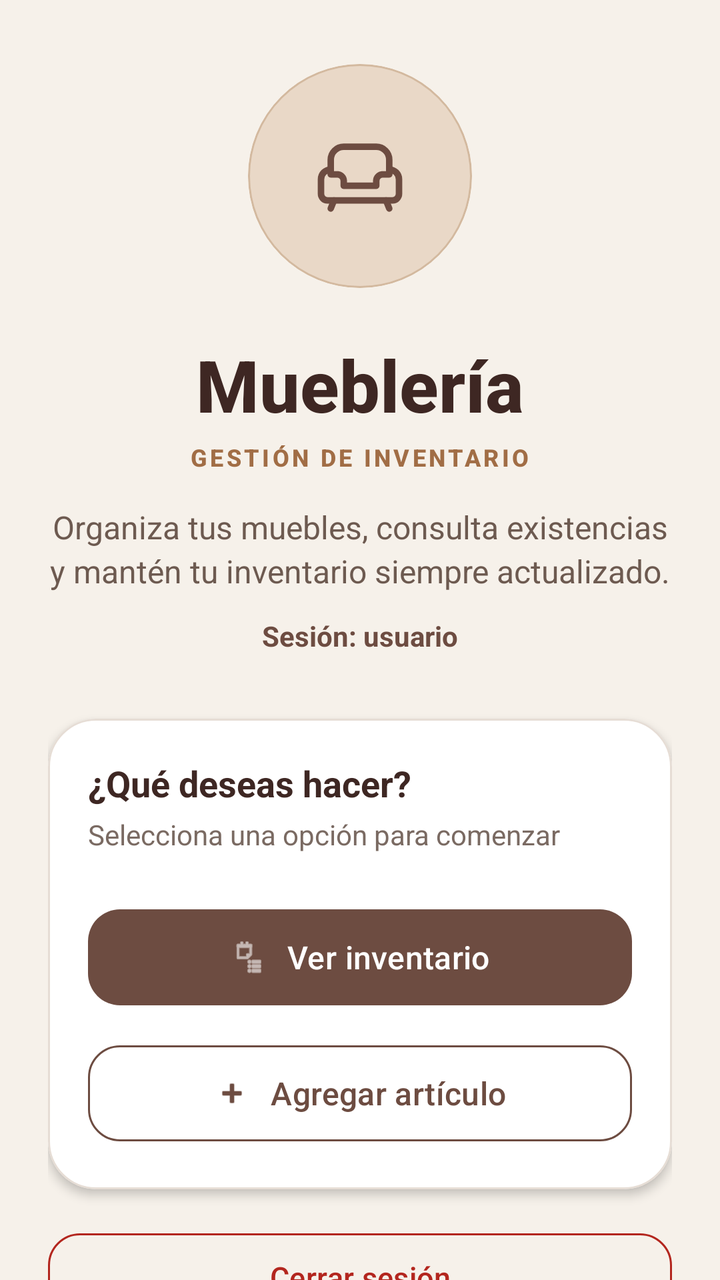
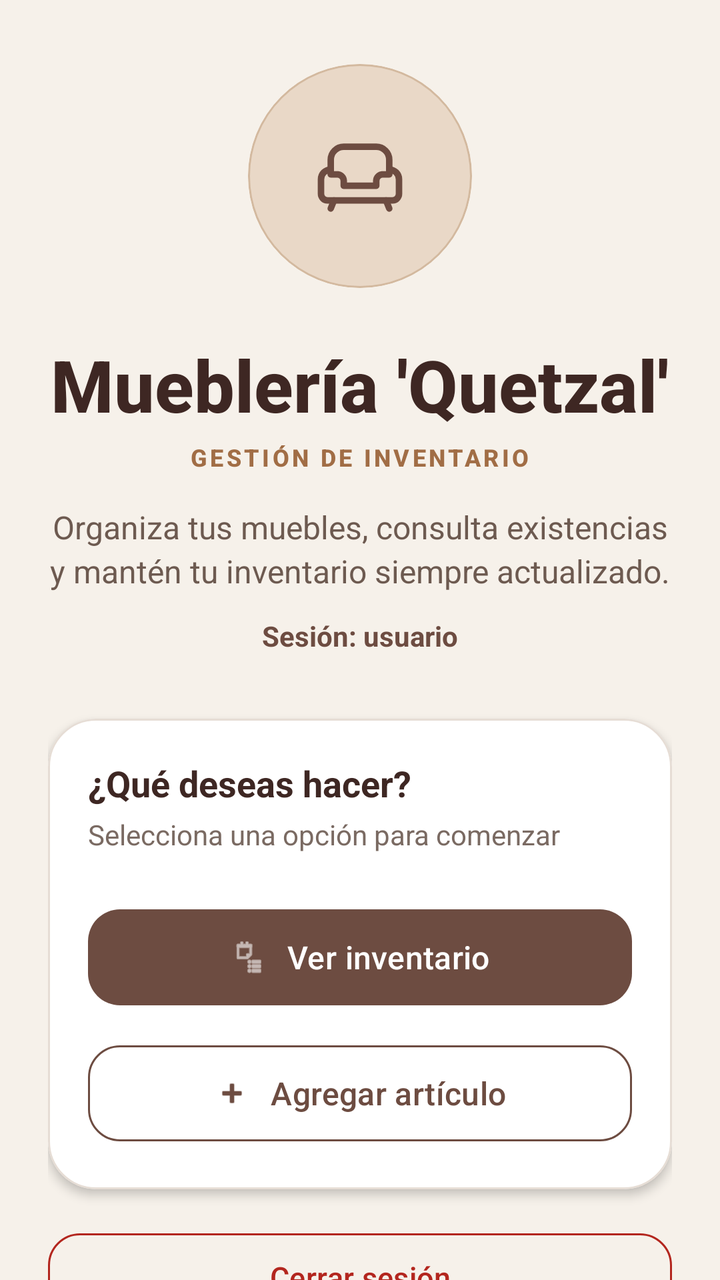

Before-and-after screenshots of an Android layout around one commit, followed by the original layout XML and the change that was made.
<!-- AndroidManifest.xml: application theme Theme.MuebleriaApp -->
<!-- res/layout/activity_inicio.xml -->
<?xml version="1.0" encoding="utf-8"?>
<androidx.constraintlayout.widget.ConstraintLayout
    xmlns:android="http://schemas.android.com/apk/res/android"
    xmlns:app="http://schemas.android.com/apk/res-auto"
    android:id="@+id/main"
    android:layout_width="match_parent"
    android:layout_height="match_parent"
    android:background="#F6F1EA">

    <androidx.core.widget.NestedScrollView
        android:layout_width="0dp"
        android:layout_height="0dp"
        android:clipToPadding="false"
        android:fillViewport="true"
        app:layout_constraintBottom_toBottomOf="parent"
        app:layout_constraintEnd_toEndOf="parent"
        app:layout_constraintStart_toStartOf="parent"
        app:layout_constraintTop_toTopOf="parent">

        <LinearLayout
            android:layout_width="match_parent"
            android:layout_height="match_parent"
            android:gravity="center"
            android:orientation="vertical"
            android:paddingStart="24dp"
            android:paddingTop="32dp"
            android:paddingEnd="24dp"
            android:paddingBottom="32dp">

            <com.google.android.material.card.MaterialCardView
                android:layout_width="112dp"
                android:layout_height="112dp"
                app:cardBackgroundColor="#E9D8C7"
                app:cardCornerRadius="56dp"
                app:cardElevation="0dp"
                app:strokeColor="#D3B99F"
                app:strokeWidth="1dp">

                <ImageView
                    android:layout_width="match_parent"
                    android:layout_height="match_parent"
                    android:contentDescription="Icono de la mueblería"
                    android:padding="30dp"
                    android:src="@drawable/ic_sofa" />

            </com.google.android.material.card.MaterialCardView>

            <TextView
                android:id="@+id/txtTitulo"
                android:layout_width="wrap_content"
                android:layout_height="wrap_content"
                android:layout_marginTop="24dp"
                android:fontFamily="sans-serif-medium"
                android:gravity="center"
                android:text="Mueblería"
                android:textColor="#3E2723"
                android:textSize="36sp"
                android:textStyle="bold" />

            <TextView
                android:layout_width="wrap_content"
                android:layout_height="wrap_content"
                android:layout_marginTop="4dp"
                android:fontFamily="sans-serif-medium"
                android:letterSpacing="0.12"
                android:text="GESTIÓN DE INVENTARIO"
                android:textColor="#A16D45"
                android:textSize="12sp"
                android:textStyle="bold" />

            <TextView
                android:id="@+id/txtDescripcionInicio"
                android:layout_width="match_parent"
                android:layout_height="wrap_content"
                android:layout_marginTop="16dp"
                android:gravity="center"
                android:lineSpacingExtra="3dp"
                android:text="Organiza tus muebles, consulta existencias y mantén tu inventario siempre actualizado."
                android:textColor="#6D5A50"
                android:textSize="16sp" />

            <TextView
                android:id="@+id/txtUsuarioSesion"
                android:layout_width="wrap_content"
                android:layout_height="wrap_content"
                android:layout_marginTop="12dp"
                android:text="Sesión: usuario"
                android:textColor="#6D4C41"
                android:textSize="14sp"
                android:textStyle="bold" />

            <com.google.android.material.card.MaterialCardView
                android:layout_width="match_parent"
                android:layout_height="wrap_content"
                android:layout_marginTop="32dp"
                app:cardBackgroundColor="#FFFFFF"
                app:cardCornerRadius="24dp"
                app:cardElevation="3dp"
                app:strokeColor="#E6DDD5"
                app:strokeWidth="1dp">

                <LinearLayout
                    android:layout_width="match_parent"
                    android:layout_height="wrap_content"
                    android:orientation="vertical"
                    android:padding="20dp">

                    <TextView
                        android:layout_width="wrap_content"
                        android:layout_height="wrap_content"
                        android:text="¿Qué deseas hacer?"
                        android:textColor="#3E2723"
                        android:textSize="18sp"
                        android:textStyle="bold" />

                    <TextView
                        android:layout_width="wrap_content"
                        android:layout_height="wrap_content"
                        android:layout_marginTop="4dp"
                        android:text="Selecciona una opción para comenzar"
                        android:textColor="#7A6A62"
                        android:textSize="14sp" />

                    <com.google.android.material.button.MaterialButton
                        android:id="@+id/btnVerInventario"
                        android:layout_width="match_parent"
                        android:layout_height="wrap_content"
                        android:layout_marginTop="24dp"
                        android:minHeight="56dp"
                        android:text="Ver inventario"
                        android:textAllCaps="false"
                        android:textSize="16sp"
                        app:backgroundTint="#6D4C41"
                        app:cornerRadius="16dp"
                        app:icon="@android:drawable/ic_menu_agenda"
                        app:iconGravity="textStart"
                        app:iconPadding="10dp"
                        app:iconTint="#FFFFFF" />

                    <com.google.android.material.button.MaterialButton
                        android:id="@+id/btnAgregarDesdeInicio"
                        style="@style/Widget.Material3.Button.OutlinedButton"
                        android:layout_width="match_parent"
                        android:layout_height="wrap_content"
                        android:layout_marginTop="12dp"
                        android:minHeight="56dp"
                        android:text="Agregar artículo"
                        android:textAllCaps="false"
                        android:textColor="#6D4C41"
                        android:textSize="16sp"
                        app:cornerRadius="16dp"
                        app:icon="@android:drawable/ic_input_add"
                        app:iconGravity="textStart"
                        app:iconPadding="10dp"
                        app:iconTint="#6D4C41"
                        app:strokeColor="#6D4C41"
                        app:strokeWidth="1dp" />

                </LinearLayout>
            </com.google.android.material.card.MaterialCardView>

            <com.google.android.material.button.MaterialButton
                android:id="@+id/btnCerrarSesion"
                style="@style/Widget.Material3.Button.OutlinedButton"
                android:layout_width="match_parent"
                android:layout_height="wrap_content"
                android:layout_marginTop="18dp"
                android:minHeight="52dp"
                android:text="Cerrar sesión"
                android:textAllCaps="false"
                android:textColor="#B3261E"
                android:textSize="15sp"
                app:cornerRadius="16dp"
                app:strokeColor="#B3261E"
                app:strokeWidth="1dp" />



            <TextView
                android:layout_width="wrap_content"
                android:layout_height="wrap_content"
                android:layout_marginTop="24dp"
                android:text="Control sencillo para tu negocio"
                android:textColor="#8D7D75"
                android:textSize="13sp" />

        </LinearLayout>

    </androidx.core.widget.NestedScrollView>

</androidx.constraintlayout.widget.ConstraintLayout>
<!-- resources referenced by this layout -->
<resources>
  <!-- drawable ic_sofa (drawable) -->
  <?xml version="1.0" encoding="utf-8"?>
  <vector xmlns:android="http://schemas.android.com/apk/res/android"
      android:width="64dp"
      android:height="64dp"
      android:viewportWidth="64"
      android:viewportHeight="64">
  
      
      <path
          android:fillColor="#00000000"
          android:pathData="M14,30 L14,22 C14,17.6 17.6,14 22,14 L42,14 C46.4,14 50,17.6 50,22 L50,30"
          android:strokeColor="#6D4C41"
          android:strokeLineCap="round"
          android:strokeLineJoin="round"
          android:strokeWidth="4" />
  
      
      <path
          android:fillColor="#00000000"
          android:pathData="M14,31 L18,31 C20.2,31 22,32.8 22,35 L22,38 L42,38 L42,35 C42,32.8 43.8,31 46,31 L50,31"
          android:strokeColor="#6D4C41"
          android:strokeLineCap="round"
          android:strokeLineJoin="round"
          android:strokeWidth="4" />
  
      
      <path
          android:fillColor="#00000000"
          android:pathData="M14,28 C10.7,28 8,30.7 8,34 L8,43 C8,45.2 9.8,47 12,47 L52,47 C54.2,47 56,45.2 56,43 L56,34 C56,30.7 53.3,28 50,28"
          android:strokeColor="#6D4C41"
          android:strokeLineCap="round"
          android:strokeLineJoin="round"
          android:strokeWidth="4" />
  
      
      <path
          android:fillColor="#00000000"
          android:pathData="M16,47 L14,52 M48,47 L50,52"
          android:strokeColor="#6D4C41"
          android:strokeLineCap="round"
          android:strokeWidth="4" />
  
  </vector>
  <style name="Theme.MuebleriaApp" parent="Base.Theme.MuebleriaApp" />
  <style name="Base.Theme.MuebleriaApp" parent="Theme.Material3.DayNight.NoActionBar">
          
          
      </style>
</resources>

<!-- the commit's change to res/layout/activity_inicio.xml (unified diff, before → after) -->
@@ -52,7 +52,7 @@
                 android:layout_marginTop="24dp"
                 android:fontFamily="sans-serif-medium"
                 android:gravity="center"
-                android:text="Mueblería"
+                android:text="Mueblería 'Quetzal'"
                 android:textColor="#3E2723"
                 android:textSize="36sp"
                 android:textStyle="bold" />
